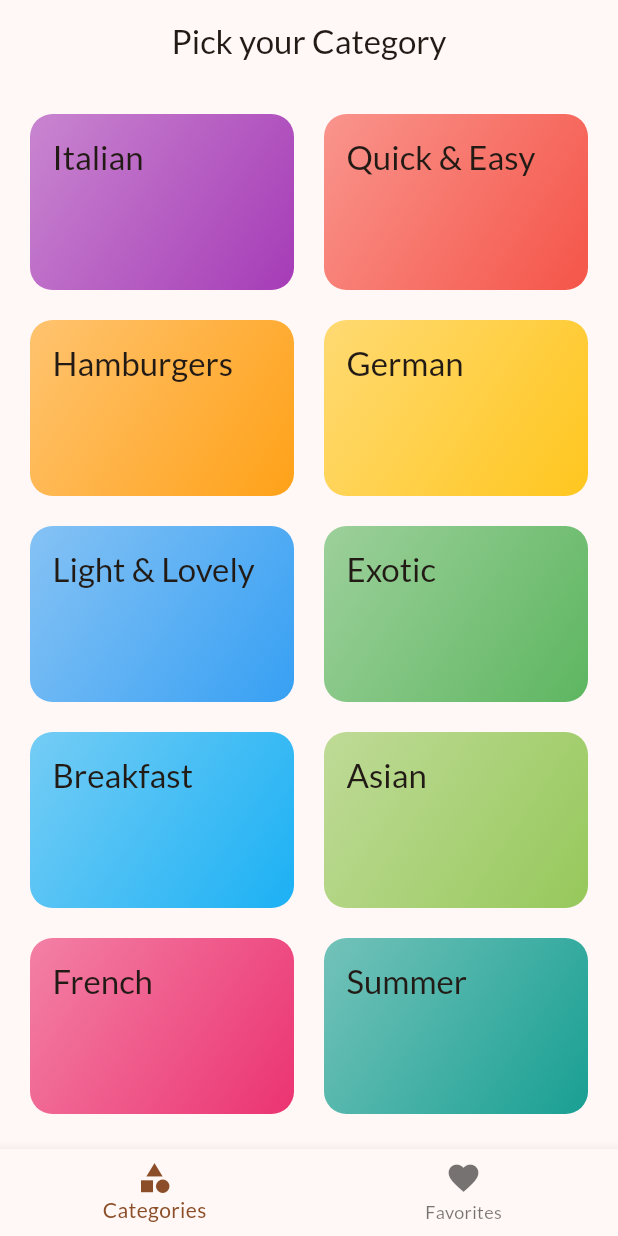
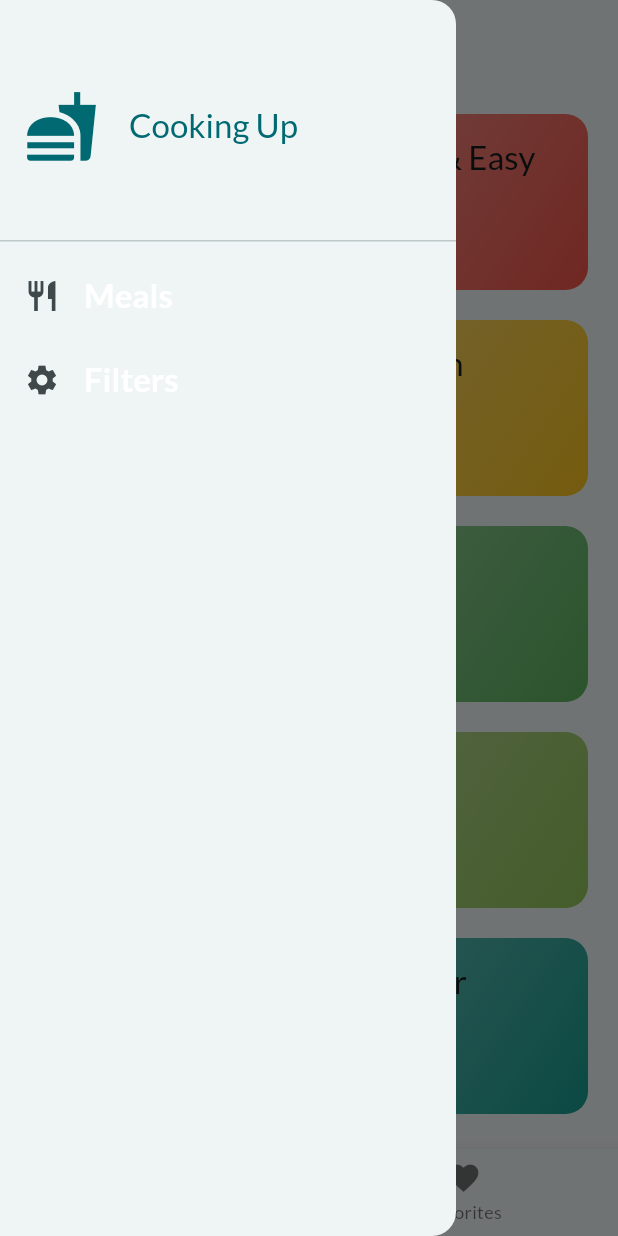
Before and after one commit to tahmidulislamfahim/meals, a Flutter app: the screen it shows after launch, with the side drawer open (before the commit the screen has no drawer), on a phone screen of 412 x 824 dp. Run offline on Flutter 3.47's test engine with Material 3 defaults, Android fonts, the phone set to English and light mode, and no system bars; our stand-ins replace google_fonts, transparent_image.

Commit message:
app drawer and filter screen

```diff
--- a/lib/App/app.dart
+++ b/lib/App/app.dart
@@ -17,9 +17,9 @@ class App extends StatelessWidget {
           colorScheme: ColorScheme.fromSeed(
             seedColor: const Color.fromARGB(
               255,
-              131,
-              57,
-              0,
+              2,
+              219,
+              235,
             ),
             brightness: brightness,
           ),
--- /dev/null
+++ b/lib/widgets/mainDrawer.dart
@@ -0,0 +1,87 @@
+import 'package:flutter/material.dart';
+
+class Maindrawer extends StatelessWidget {
+  const Maindrawer({
+    super.key,
+    required this.onSelectScreen,
+  });
+  final void Function(String identifier)
+  onSelectScreen;
+
+  @override
+  Widget build(BuildContext context) {
+    return Drawer(
+      child: Column(
+        children: [
+          DrawerHeader(
+            child: Row(
+              children: [
+                Icon(
+                  Icons.fastfood,
+                  size: 50,
+                  color: Theme.of(
+                    context,
+                  ).colorScheme.primary,
+                ),
+                const SizedBox(width: 20),
+                Text(
+                  "Cooking Up",
+                  style: Theme.of(context)
+                      .textTheme
+                      .titleLarge
+                      ?.copyWith(
+                        color: Theme.of(
+                          context,
+                        ).colorScheme.primary,
+                      ),
+                ),
+              ],
+            ),
+          ),
+          ListTile(
+            leading: const Icon(Icons.restaurant),
+            title: Text(
+              "Meals",
+              style: Theme.of(context)
+                  .textTheme
+                  .titleLarge!
+                  .copyWith(
+                    color: Color.fromARGB(
+                      255,
+                      255,
+                      255,
+                      255,
+                    ),
+                    fontWeight: FontWeight.bold,
+                  ),
+            ),
+            onTap: () {
+              onSelectScreen('meals');
+            },
+          ),
+          ListTile(
+            leading: const Icon(Icons.settings),
+            title: Text(
+              "Filters",
+              style: Theme.of(context)
+                  .textTheme
+                  .titleLarge!
+                  .copyWith(
+                    fontWeight: FontWeight.bold,
+                    color: Color.fromARGB(
+                      255,
+                      255,
+                      255,
+                      255,
+                    ),
+                  ),
+            ),
+            onTap: () {
+              onSelectScreen('filters');
+            },
+          ),
+        ],
+      ),
+    );
+  }
+}
```
Also changed, not shown: lib/screens/filters.dart (added, +38 -0 lines), lib/screens/meal_details.dart (+11 -1 lines), lib/screens/meals.dart (+23 -2 lines), lib/screens/tabs.dart (+93 -1 lines).
